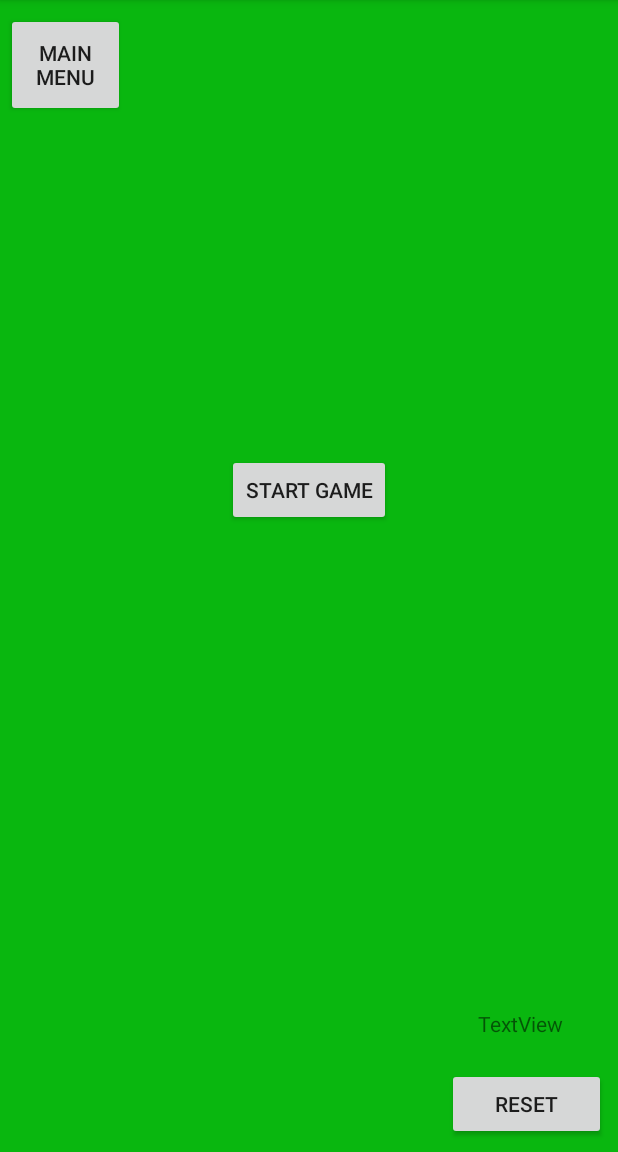
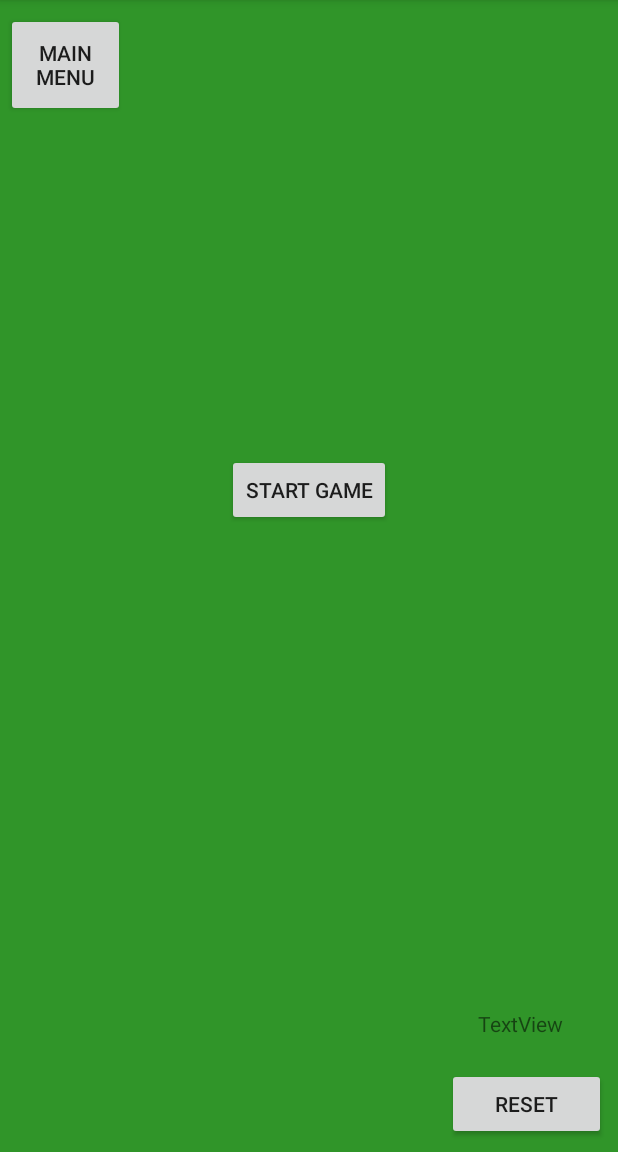
Before and after one commit to Egonzalez897/BlackJack, an Android app: the screen it shows after launch (MainActivity), after a tap on "1 COMPUTER", on a phone screen of 412 x 824 dp, the part 84-1236 px from its top. Run offline under Robolectric (Android 15) with nearby library versions, the phone set to English and light mode, and no system bars; our stand-ins replace Picasso, Volley; network calls fail; pictures from the network do not load.

Commit message:
Aesthetic change to winner display and background of main activity.

```diff
--- a/app/src/main/res/layout/activity_main.xml
+++ b/app/src/main/res/layout/activity_main.xml
@@ -276,11 +276,13 @@
         android:layout_marginStart="8dp"
         android:layout_marginTop="8dp"
         android:text="TextView"
-        android:textSize="20sp"
+        android:textAppearance="@style/TextAppearance.AppCompat.Inverse"
+        android:textSize="20dp"
         android:visibility="invisible"
         app:layout_constraintBottom_toBottomOf="parent"
         app:layout_constraintEnd_toEndOf="parent"
         app:layout_constraintStart_toStartOf="parent"
-        app:layout_constraintTop_toTopOf="parent" />
+        app:layout_constraintTop_toTopOf="parent"
+        app:layout_constraintVertical_bias="0.498" />
 
 </android.support.constraint.ConstraintLayout>
--- a/app/src/main/res/values/colors.xml
+++ b/app/src/main/res/values/colors.xml
@@ -5,5 +5,5 @@
     <color name="colorAccent">#FF4081</color>
     <color name="red">#FFA50D0D</color>
     <color name="black">#FF000000</color>
-    <color name="green">#FF09B70F</color>
+    <color name="green">#FF309529</color>
 </resources>
```
